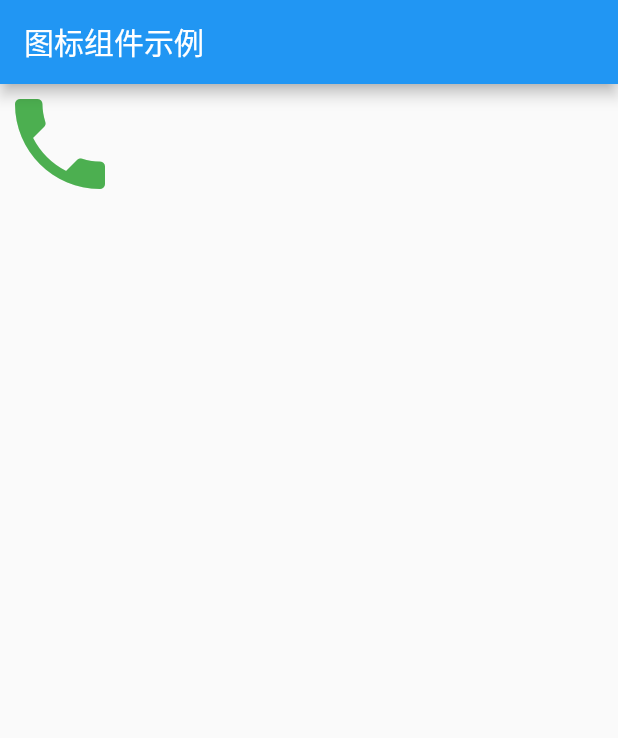
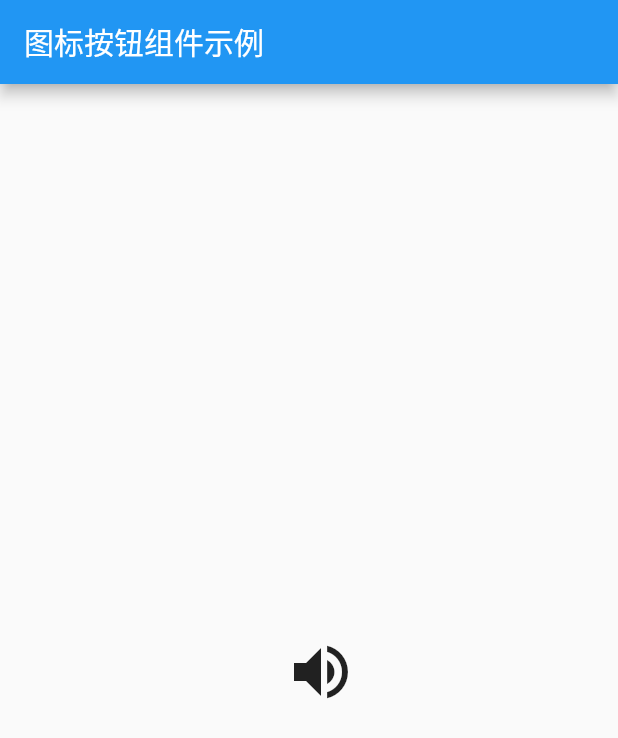
Before and after one commit to YJWWZHANG/flutter_app, a Flutter app: the screen it shows after launch, on a phone screen of 412 x 824 dp. Shown: the top 738 px of the screen. Run offline on Flutter 3.47's test engine with Material 2 defaults, Android fonts, the phone set to English and light mode, and no system bars.

Commit message:
图标按钮组件示例

```diff
--- a/lib/main.dart
+++ b/lib/main.dart
@@ -7,13 +7,19 @@ class MyApp extends StatelessWidget {
   @override
   Widget build(BuildContext context) {
     return MaterialApp(
-      title: '图标组件示例',
+      title: '图标按钮组件示例',
       home: Scaffold(
         appBar: new AppBar(
-          title: new Text("图标组件示例"),
+          title: new Text("图标按钮组件示例"),
         ),
-        body: new Icon(
-          Icons.phone, color: Colors.green[500], size: 80.0,
+        body: new Center(
+          child: new IconButton(
+              icon: Icon(Icons.volume_up, size: 48.0),
+              tooltip: "按下操作",
+              onPressed: () {
+                print("按下操作");
+              }
+          ),
         )
       )
     );
```
